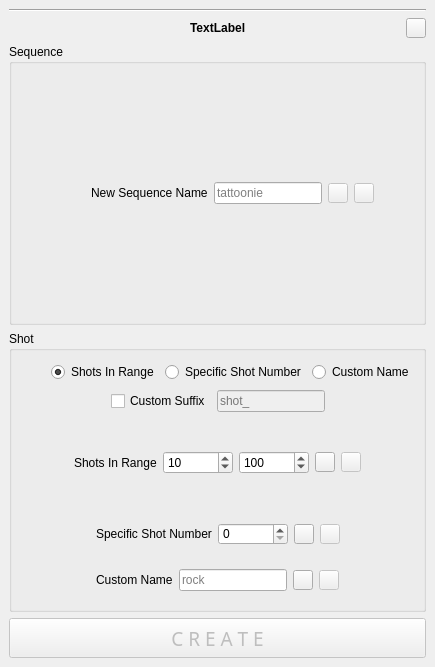
This is standalone/python/creators/shot_creator.ui in mrmcdog23/controlChaos as Qt 5 draws it before an edit. The edited form follows.
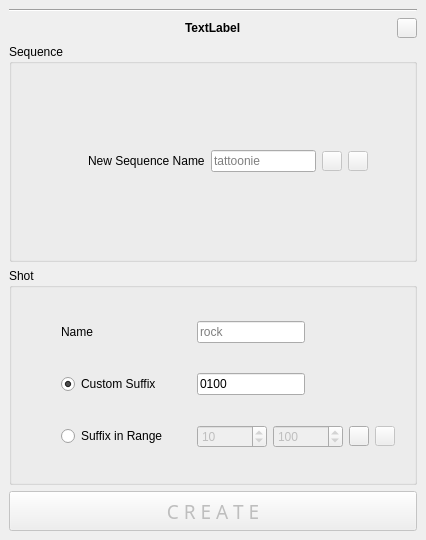
This is the edited form.

Commit message: update to the shot creator to always have a suffix

```diff
--- a/standalone/python/creators/shot_creator.ui
+++ b/standalone/python/creators/shot_creator.ui
@@ -6,8 +6,8 @@
    <rect>
     <x>0</x>
     <y>0</y>
-    <width>404</width>
-    <height>667</height>
+    <width>426</width>
+    <height>540</height>
    </rect>
   </property>
   <property name="windowTitle">
@@ -244,452 +244,74 @@
       <property name="enabled">
        <bool>true</bool>
       </property>
+      <property name="minimumSize">
+       <size>
+        <width>0</width>
+        <height>0</height>
+       </size>
+      </property>
       <property name="title">
        <string>Shot</string>
       </property>
-      <layout class="QGridLayout" name="gridLayout_5">
-       <item row="3" column="0">
-        <widget class="QWidget" name="wdg_shot_number" native="true">
-         <property name="enabled">
-          <bool>true</bool>
-         </property>
-         <property name="minimumSize">
-          <size>
-           <width>0</width>
-           <height>40</height>
-          </size>
-         </property>
-         <property name="maximumSize">
-          <size>
-           <width>16777215</width>
-           <height>40</height>
-          </size>
-         </property>
-         <layout class="QGridLayout" name="gridLayout_3">
-          <item row="0" column="0">
-           <layout class="QHBoxLayout" name="horizontalLayout_8">
-            <item>
-             <spacer name="horizontalSpacer_15">
-              <property name="orientation">
-               <enum>Qt::Horizontal</enum>
-              </property>
-              <property name="sizeHint" stdset="0">
-               <size>
-                <width>40</width>
-                <height>20</height>
-               </size>
-              </property>
-             </spacer>
-            </item>
-            <item>
-             <widget class="QLabel" name="lbl_specific_shot_number">
-              <property name="text">
-               <string>Specific Shot Number</string>
-              </property>
-             </widget>
-            </item>
-            <item>
-             <widget class="QSpinBox" name="sb_specific_shot_number">
-              <property name="minimumSize">
-               <size>
-                <width>70</width>
-                <height>0</height>
-               </size>
-              </property>
-              <property name="maximum">
-               <number>9999</number>
-              </property>
-             </widget>
-            </item>
-            <item>
-             <widget class="QPushButton" name="btn_add_specific_shot_number">
-              <property name="enabled">
-               <bool>true</bool>
-              </property>
-              <property name="minimumSize">
-               <size>
-                <width>20</width>
-                <height>20</height>
-               </size>
-              </property>
-              <property name="maximumSize">
-               <size>
-                <width>20</width>
-                <height>20</height>
-               </size>
-              </property>
-              <property name="text">
-               <string/>
-              </property>
-             </widget>
-            </item>
-            <item>
-             <widget class="QPushButton" name="btn_remove_shot_specific">
-              <property name="enabled">
-               <bool>false</bool>
-              </property>
-              <property name="minimumSize">
-               <size>
-                <width>20</width>
-                <height>20</height>
-               </size>
-              </property>
-              <property name="maximumSize">
-               <size>
-                <width>20</width>
-                <height>20</height>
-               </size>
-              </property>
-              <property name="text">
-               <string/>
-              </property>
-             </widget>
-            </item>
-            <item>
-             <spacer name="horizontalSpacer_16">
-              <property name="orientation">
-               <enum>Qt::Horizontal</enum>
-              </property>
-              <property name="sizeHint" stdset="0">
-               <size>
-                <width>40</width>
-                <height>20</height>
-               </size>
-              </property>
-             </spacer>
-            </item>
-           </layout>
-          </item>
-         </layout>
-        </widget>
-       </item>
-       <item row="2" column="0">
-        <widget class="QWidget" name="wdg_shots_in_range" native="true">
-         <property name="minimumSize">
-          <size>
-           <width>0</width>
-           <height>40</height>
-          </size>
-         </property>
-         <layout class="QGridLayout" name="gridLayout_4">
-          <item row="1" column="0">
-           <layout class="QHBoxLayout" name="horizontalLayout_7">
-            <item>
-             <spacer name="horizontalSpacer_13">
-              <property name="orientation">
-               <enum>Qt::Horizontal</enum>
-              </property>
-              <property name="sizeHint" stdset="0">
-               <size>
-                <width>40</width>
-                <height>20</height>
-               </size>
-              </property>
-             </spacer>
-            </item>
-            <item>
-             <widget class="QLabel" name="lb_shots_in_range">
-              <property name="text">
-               <string>Shots In Range</string>
-              </property>
-             </widget>
-            </item>
-            <item>
-             <widget class="QSpinBox" name="sb_start_range">
-              <property name="minimumSize">
-               <size>
-                <width>70</width>
-                <height>0</height>
-               </size>
-              </property>
-              <property name="maximum">
-               <number>9999999</number>
-              </property>
-              <property name="singleStep">
-               <number>10</number>
-              </property>
-              <property name="value">
-               <number>10</number>
-              </property>
-             </widget>
-            </item>
-            <item>
-             <widget class="QSpinBox" name="sb_end_range">
-              <property name="minimumSize">
-               <size>
-                <width>70</width>
-                <height>0</height>
-               </size>
-              </property>
-              <property name="maximum">
-               <number>9999999</number>
-              </property>
-              <property name="singleStep">
-               <number>10</number>
-              </property>
-              <property name="value">
-               <number>100</number>
-              </property>
-             </widget>
-            </item>
-            <item>
-             <widget class="QPushButton" name="btn_add_shot_range">
-              <property name="enabled">
-               <bool>true</bool>
-              </property>
-              <property name="minimumSize">
-               <size>
-                <width>20</width>
-                <height>20</height>
-               </size>
-              </property>
-              <property name="maximumSize">
-               <size>
-                <width>20</width>
-                <height>20</height>
-               </size>
-              </property>
-              <property name="text">
-               <string/>
-              </property>
-             </widget>
-            </item>
-            <item>
-             <widget class="QPushButton" name="btn_remove_shot_range">
-              <property name="enabled">
-               <bool>false</bool>
-              </property>
-              <property name="minimumSize">
-               <size>
-                <width>20</width>
-                <height>20</height>
-               </size>
-              </property>
-              <property name="maximumSize">
-               <size>
-                <width>20</width>
-                <height>20</height>
-               </size>
-              </property>
-              <property name="text">
-               <string/>
-              </property>
-             </widget>
-            </item>
-            <item>
-             <spacer name="horizontalSpacer_14">
-              <property name="orientation">
-               <enum>Qt::Horizontal</enum>
-              </property>
-              <property name="sizeHint" stdset="0">
-               <size>
-                <width>40</width>
-                <height>20</height>
-               </size>
-              </property>
-             </spacer>
-            </item>
-           </layout>
-          </item>
-         </layout>
-        </widget>
-       </item>
-       <item row="4" column="0">
-        <widget class="QWidget" name="wdg_custom_name" native="true">
-         <property name="enabled">
-          <bool>true</bool>
-         </property>
-         <property name="minimumSize">
-          <size>
-           <width>0</width>
-           <height>40</height>
-          </size>
-         </property>
-         <property name="maximumSize">
-          <size>
-           <width>16777215</width>
-           <height>40</height>
-          </size>
-         </property>
-         <layout class="QGridLayout" name="gridLayout_7">
-          <item row="0" column="0">
-           <layout class="QHBoxLayout" name="horizontalLayout_10">
-            <item>
-             <spacer name="horizontalSpacer_21">
-              <property name="orientation">
-               <enum>Qt::Horizontal</enum>
-              </property>
-              <property name="sizeHint" stdset="0">
-               <size>
-                <width>40</width>
-                <height>20</height>
-               </size>
-              </property>
-             </spacer>
-            </item>
-            <item>
-             <widget class="QLabel" name="lbl_custom_name">
-              <property name="text">
-               <string>Custom Name</string>
-              </property>
-             </widget>
-            </item>
-            <item>
-             <widget class="QLineEdit" name="le_custom_name">
-              <property name="text">
-               <string/>
-              </property>
-              <property name="maxLength">
-               <number>999999993</number>
-              </property>
-              <property name="placeholderText">
-               <string>rock</string>
-              </property>
-             </widget>
-            </item>
-            <item>
-             <widget class="QPushButton" name="btn_add_custom_name">
-              <property name="enabled">
-               <bool>true</bool>
-              </property>
-              <property name="minimumSize">
-               <size>
-                <width>20</width>
-                <height>20</height>
-               </size>
-              </property>
-              <property name="maximumSize">
-               <size>
-                <width>20</width>
-                <height>20</height>
-               </size>
-              </property>
-              <property name="text">
-               <string/>
-              </property>
-             </widget>
-            </item>
-            <item>
-             <widget class="QPushButton" name="btn_remove_shot_custom">
-              <property name="enabled">
-               <bool>false</bool>
-              </property>
-              <property name="minimumSize">
-               <size>
-                <width>20</width>
-                <height>20</height>
-               </size>
-              </property>
-              <property name="maximumSize">
-               <size>
-                <width>20</width>
-                <height>20</height>
-               </size>
-              </property>
-              <property name="text">
-               <string/>
-              </property>
-             </widget>
-            </item>
-            <item>
-             <spacer name="horizontalSpacer_22">
-              <property name="orientation">
-               <enum>Qt::Horizontal</enum>
-              </property>
-              <property name="sizeHint" stdset="0">
-               <size>
-                <width>40</width>
-                <height>20</height>
-               </size>
-              </property>
-             </spacer>
-            </item>
-           </layout>
-          </item>
-         </layout>
-        </widget>
-       </item>
-       <item row="7" column="0">
-        <layout class="QGridLayout" name="lyt_shot"/>
-       </item>
+      <layout class="QGridLayout" name="gridLayout_3">
        <item row="0" column="0">
-        <layout class="QHBoxLayout" name="horizontalLayout">
+        <layout class="QHBoxLayout" name="horizontalLayout_10">
          <item>
-          <widget class="QLabel" name="lbl_icon_shot">
+          <spacer name="horizontalSpacer_21">
+           <property name="orientation">
+            <enum>Qt::Horizontal</enum>
+           </property>
+           <property name="sizeType">
+            <enum>QSizePolicy::Fixed</enum>
+           </property>
+           <property name="sizeHint" stdset="0">
+            <size>
+             <width>40</width>
+             <height>20</height>
+            </size>
+           </property>
+          </spacer>
+         </item>
+         <item>
+          <widget class="QLabel" name="lbl_suffix">
            <property name="minimumSize">
             <size>
-             <width>24</width>
-             <height>24</height>
+             <width>130</width>
+             <height>0</height>
             </size>
            </property>
            <property name="maximumSize">
             <size>
-             <width>24</width>
-             <height>24</height>
+             <width>130</width>
+             <height>16777215</height>
             </size>
            </property>
+           <property name="text">
+            <string>Name</string>
+           </property>
+          </widget>
+         </item>
+         <item>
+          <widget class="QLineEdit" name="le_name">
            <property name="text">
             <string/>
            </property>
-           <property name="scaledContents">
-            <bool>true</bool>
+           <property name="maxLength">
+            <number>999999993</number>
            </property>
-          </widget>
-         </item>
-         <item>
-          <spacer name="horizontalSpacer_17">
-           <property name="orientation">
-            <enum>Qt::Horizontal</enum>
+           <property name="placeholderText">
+            <string>rock</string>
            </property>
-           <property name="sizeHint" stdset="0">
-            <size>
-             <width>18</width>
-             <height>20</height>
-            </size>
-           </property>
-          </spacer>
-         </item>
-         <item>
-          <widget class="QRadioButton" name="rbn_shots_in_range">
-           <property name="text">
-            <string>Shots In Range</string>
-           </property>
-           <property name="checked">
-            <bool>true</bool>
-           </property>
-           <attribute name="buttonGroup">
-            <string notr="true">buttonGroup</string>
-           </attribute>
           </widget>
          </item>
          <item>
-          <widget class="QRadioButton" name="rbn_specific_shot_number">
-           <property name="text">
-            <string>Specific Shot Number</string>
-           </property>
-           <attribute name="buttonGroup">
-            <string notr="true">buttonGroup</string>
-           </attribute>
-          </widget>
-         </item>
-         <item>
-          <widget class="QRadioButton" name="rbn_custom_name">
-           <property name="text">
-            <string>Custom Name</string>
-           </property>
-           <attribute name="buttonGroup">
-            <string notr="true">buttonGroup</string>
-           </attribute>
-          </widget>
-         </item>
-         <item>
-          <spacer name="horizontalSpacer_18">
+          <spacer name="horizontalSpacer_22">
            <property name="orientation">
             <enum>Qt::Horizontal</enum>
            </property>
            <property name="sizeHint" stdset="0">
             <size>
-             <width>18</width>
+             <width>40</width>
              <height>20</height>
             </size>
            </property>
@@ -699,30 +321,13 @@
        </item>
        <item row="1" column="0">
         <layout class="QGridLayout" name="gridLayout">
-         <item row="0" column="0">
-          <spacer name="horizontalSpacer_23">
-           <property name="orientation">
-            <enum>Qt::Horizontal</enum>
-           </property>
-           <property name="sizeHint" stdset="0">
-            <size>
-             <width>40</width>
-             <height>20</height>
-            </size>
-           </property>
-          </spacer>
-         </item>
-         <item row="0" column="1">
-          <widget class="QCheckBox" name="chk_prefix">
-           <property name="text">
-            <string>Custom Suffix</string>
-           </property>
-          </widget>
-         </item>
          <item row="0" column="2">
-          <widget class="QLineEdit" name="le_prefix">
+          <widget class="QLineEdit" name="le_custom_suffix">
            <property name="enabled">
-            <bool>false</bool>
+            <bool>true</bool>
+           </property>
+           <property name="text">
+            <string>0100</string>
            </property>
            <property name="maxLength">
             <number>999999993</number>
@@ -732,6 +337,22 @@
            </property>
           </widget>
          </item>
+         <item row="0" column="0">
+          <spacer name="horizontalSpacer_23">
+           <property name="orientation">
+            <enum>Qt::Horizontal</enum>
+           </property>
+           <property name="sizeType">
+            <enum>QSizePolicy::Fixed</enum>
+           </property>
+           <property name="sizeHint" stdset="0">
+            <size>
+             <width>40</width>
+             <height>20</height>
+            </size>
+           </property>
+          </spacer>
+         </item>
          <item row="0" column="3">
           <spacer name="horizontalSpacer_24">
            <property name="orientation">
@@ -745,11 +366,185 @@
            </property>
           </spacer>
          </item>
+         <item row="0" column="1">
+          <widget class="QRadioButton" name="rbn_custom_suffix">
+           <property name="minimumSize">
+            <size>
+             <width>130</width>
+             <height>0</height>
+            </size>
+           </property>
+           <property name="maximumSize">
+            <size>
+             <width>130</width>
+             <height>16777215</height>
+            </size>
+           </property>
+           <property name="text">
+            <string>Custom Suffix</string>
+           </property>
+           <property name="checked">
+            <bool>true</bool>
+           </property>
+           <attribute name="buttonGroup">
+            <string notr="true">buttonGroup</string>
+           </attribute>
+          </widget>
+         </item>
+        </layout>
+       </item>
+       <item row="2" column="0">
+        <layout class="QHBoxLayout" name="horizontalLayout_7">
+         <item>
+          <spacer name="horizontalSpacer_13">
+           <property name="orientation">
+            <enum>Qt::Horizontal</enum>
+           </property>
+           <property name="sizeType">
+            <enum>QSizePolicy::Fixed</enum>
+           </property>
+           <property name="sizeHint" stdset="0">
+            <size>
+             <width>40</width>
+             <height>20</height>
+            </size>
+           </property>
+          </spacer>
+         </item>
+         <item>
+          <widget class="QRadioButton" name="rbn_suffix_in_range">
+           <property name="minimumSize">
+            <size>
+             <width>130</width>
+             <height>0</height>
+            </size>
+           </property>
+           <property name="maximumSize">
+            <size>
+             <width>130</width>
+             <height>16777215</height>
+            </size>
+           </property>
+           <property name="text">
+            <string>Suffix in Range </string>
+           </property>
+           <property name="checked">
+            <bool>false</bool>
+           </property>
+           <attribute name="buttonGroup">
+            <string notr="true">buttonGroup</string>
+           </attribute>
+          </widget>
+         </item>
+         <item>
+          <widget class="QSpinBox" name="sb_start_range">
+           <property name="enabled">
+            <bool>false</bool>
+           </property>
+           <property name="minimumSize">
+            <size>
+             <width>70</width>
+             <height>0</height>
+            </size>
+           </property>
+           <property name="maximum">
+            <number>9999999</number>
+           </property>
+           <property name="singleStep">
+            <number>10</number>
+           </property>
+           <property name="value">
+            <number>10</number>
+           </property>
+          </widget>
+         </item>
+         <item>
+          <widget class="QSpinBox" name="sb_end_range">
+           <property name="enabled">
+            <bool>false</bool>
+           </property>
+           <property name="minimumSize">
+            <size>
+             <width>70</width>
+             <height>0</height>
+            </size>
+           </property>
+           <property name="maximum">
+            <number>9999999</number>
+           </property>
+           <property name="singleStep">
+            <number>10</number>
+           </property>
+           <property name="value">
+            <number>100</number>
+           </property>
+          </widget>
+         </item>
+         <item>
+          <widget class="QPushButton" name="btn_add_shots">
+           <property name="enabled">
+            <bool>true</bool>
+           </property>
+           <property name="minimumSize">
+            <size>
+             <width>20</width>
+             <height>20</height>
+            </size>
+           </property>
+           <property name="maximumSize">
+            <size>
+             <width>20</width>
+             <height>20</height>
+            </size>
+           </property>
+           <property name="text">
+            <string/>
+           </property>
+          </widget>
+         </item>
+         <item>
+          <widget class="QPushButton" name="btn_remove_shots">
+           <property name="enabled">
+            <bool>false</bool>
+           </property>
+           <property name="minimumSize">
+            <size>
+             <width>20</width>
+             <height>20</height>
+            </size>
+           </property>
+           <property name="maximumSize">
+            <size>
+             <width>20</width>
+             <height>20</height>
+            </size>
+           </property>
+           <property name="text">
+            <string/>
+           </property>
+          </widget>
+         </item>
+         <item>
+          <spacer name="horizontalSpacer_14">
+           <property name="orientation">
+            <enum>Qt::Horizontal</enum>
+           </property>
+           <property name="sizeHint" stdset="0">
+            <size>
+             <width>40</width>
+             <height>20</height>
+            </size>
+           </property>
+          </spacer>
+         </item>
         </layout>
        </item>
       </layout>
      </widget>
     </item>
+    <item>
+     <layout class="QGridLayout" name="lyt_shot"/>
+    </item>
     <item>
      <widget class="QPushButton" name="btn_create_context">
       <property name="enabled">
```
The commit also changes 2 other files.
